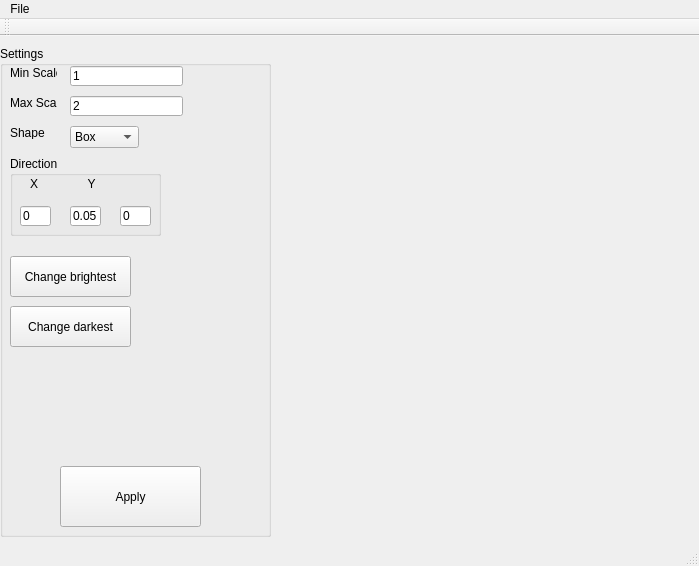
Before: the Qt Designer form EDITOR/mainwindow.ui in Mogitu/PSI, drawn with Qt 5.
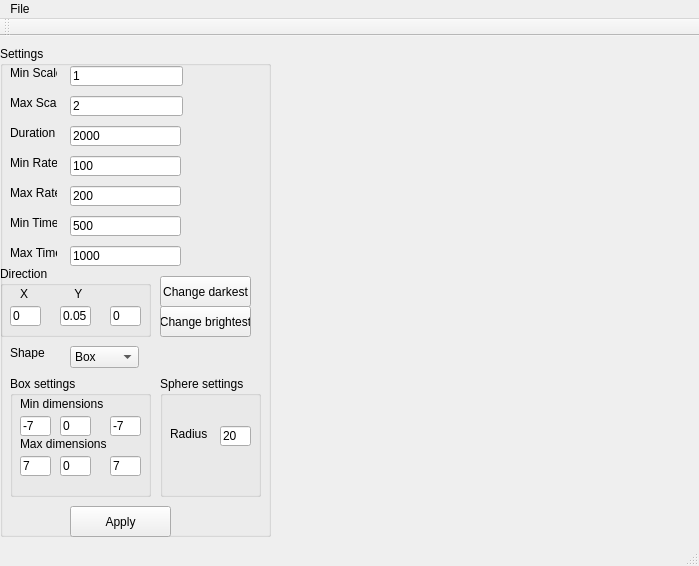
After: the same form once the commit is applied.

```diff
--- a/EDITOR/mainwindow.ui
+++ b/EDITOR/mainwindow.ui
@@ -67,10 +67,10 @@
     <widget class="QPushButton" name="ApplyAll">
      <property name="geometry">
       <rect>
-       <x>60</x>
-       <y>420</y>
-       <width>141</width>
-       <height>61</height>
+       <x>70</x>
+       <y>460</y>
+       <width>101</width>
+       <height>31</height>
       </rect>
      </property>
      <property name="text">
@@ -107,7 +107,7 @@
      <property name="geometry">
       <rect>
        <x>70</x>
-       <y>80</y>
+       <y>300</y>
        <width>69</width>
        <height>22</height>
       </rect>
@@ -132,7 +132,7 @@
      <property name="geometry">
       <rect>
        <x>10</x>
-       <y>80</y>
+       <y>300</y>
        <width>47</width>
        <height>13</height>
       </rect>
@@ -144,10 +144,10 @@
     <widget class="QPushButton" name="PickBrightest">
      <property name="geometry">
       <rect>
-       <x>10</x>
-       <y>210</y>
-       <width>121</width>
-       <height>41</height>
+       <x>160</x>
+       <y>260</y>
+       <width>91</width>
+       <height>31</height>
       </rect>
      </property>
      <property name="text">
@@ -157,10 +157,10 @@
     <widget class="QPushButton" name="PickDarkest">
      <property name="geometry">
       <rect>
-       <x>10</x>
-       <y>260</y>
-       <width>121</width>
-       <height>41</height>
+       <x>160</x>
+       <y>230</y>
+       <width>91</width>
+       <height>31</height>
       </rect>
      </property>
      <property name="text">
@@ -170,10 +170,10 @@
     <widget class="QGroupBox" name="groupBox">
      <property name="geometry">
       <rect>
-       <x>10</x>
-       <y>110</y>
+       <x>0</x>
+       <y>220</y>
        <width>151</width>
-       <height>80</height>
+       <height>71</height>
       </rect>
      </property>
      <property name="title">
@@ -183,7 +183,7 @@
       <property name="geometry">
        <rect>
         <x>10</x>
-        <y>50</y>
+        <y>40</y>
         <width>31</width>
         <height>20</height>
        </rect>
@@ -196,7 +196,7 @@
       <property name="geometry">
        <rect>
         <x>60</x>
-        <y>50</y>
+        <y>40</y>
         <width>31</width>
         <height>20</height>
        </rect>
@@ -209,7 +209,7 @@
       <property name="geometry">
        <rect>
         <x>110</x>
-        <y>50</y>
+        <y>40</y>
         <width>31</width>
         <height>20</height>
        </rect>
@@ -228,7 +228,308 @@
        </rect>
       </property>
       <property name="text">
-       <string>X               Y               Z</string>
+       <string>X              Y                Z</string>
+      </property>
+     </widget>
+    </widget>
+    <widget class="QLabel" name="labelDuration">
+     <property name="geometry">
+      <rect>
+       <x>10</x>
+       <y>80</y>
+       <width>47</width>
+       <height>13</height>
+      </rect>
+     </property>
+     <property name="text">
+      <string>Duration</string>
+     </property>
+    </widget>
+    <widget class="QLineEdit" name="lineDuration">
+     <property name="geometry">
+      <rect>
+       <x>70</x>
+       <y>80</y>
+       <width>111</width>
+       <height>20</height>
+      </rect>
+     </property>
+     <property name="toolTip">
+      <string>Biggest scale of particles</string>
+     </property>
+     <property name="text">
+      <string>2000</string>
+     </property>
+    </widget>
+    <widget class="QLineEdit" name="lineMinRate">
+     <property name="geometry">
+      <rect>
+       <x>70</x>
+       <y>110</y>
+       <width>111</width>
+       <height>20</height>
+      </rect>
+     </property>
+     <property name="toolTip">
+      <string>Biggest scale of particles</string>
+     </property>
+     <property name="text">
+      <string>100</string>
+     </property>
+    </widget>
+    <widget class="QLabel" name="labelMinRate">
+     <property name="geometry">
+      <rect>
+       <x>10</x>
+       <y>110</y>
+       <width>47</width>
+       <height>13</height>
+      </rect>
+     </property>
+     <property name="text">
+      <string>Min Rate</string>
+     </property>
+    </widget>
+    <widget class="QLineEdit" name="lineMaxRate">
+     <property name="geometry">
+      <rect>
+       <x>70</x>
+       <y>140</y>
+       <width>111</width>
+       <height>20</height>
+      </rect>
+     </property>
+     <property name="toolTip">
+      <string>Biggest scale of particles</string>
+     </property>
+     <property name="text">
+      <string>200</string>
+     </property>
+    </widget>
+    <widget class="QLabel" name="labelMaxRate">
+     <property name="geometry">
+      <rect>
+       <x>10</x>
+       <y>140</y>
+       <width>47</width>
+       <height>13</height>
+      </rect>
+     </property>
+     <property name="text">
+      <string>Max Rate</string>
+     </property>
+    </widget>
+    <widget class="QLineEdit" name="lineMinTime">
+     <property name="geometry">
+      <rect>
+       <x>70</x>
+       <y>170</y>
+       <width>111</width>
+       <height>20</height>
+      </rect>
+     </property>
+     <property name="toolTip">
+      <string>Biggest scale of particles</string>
+     </property>
+     <property name="text">
+      <string>500</string>
+     </property>
+    </widget>
+    <widget class="QLabel" name="labelMinTime">
+     <property name="geometry">
+      <rect>
+       <x>10</x>
+       <y>170</y>
+       <width>47</width>
+       <height>13</height>
+      </rect>
+     </property>
+     <property name="text">
+      <string>Min Time</string>
+     </property>
+    </widget>
+    <widget class="QLabel" name="labelMaxTime">
+     <property name="geometry">
+      <rect>
+       <x>10</x>
+       <y>200</y>
+       <width>47</width>
+       <height>13</height>
+      </rect>
+     </property>
+     <property name="text">
+      <string>Max Time</string>
+     </property>
+    </widget>
+    <widget class="QLineEdit" name="lineMaxTime">
+     <property name="geometry">
+      <rect>
+       <x>70</x>
+       <y>200</y>
+       <width>111</width>
+       <height>20</height>
+      </rect>
+     </property>
+     <property name="toolTip">
+      <string>Biggest scale of particles</string>
+     </property>
+     <property name="text">
+      <string>1000</string>
+     </property>
+    </widget>
+    <widget class="QGroupBox" name="groupBoxSettings">
+     <property name="geometry">
+      <rect>
+       <x>10</x>
+       <y>330</y>
+       <width>141</width>
+       <height>121</height>
+      </rect>
+     </property>
+     <property name="title">
+      <string>Box settings</string>
+     </property>
+     <widget class="QLabel" name="labelMinBoxDimension">
+      <property name="geometry">
+       <rect>
+        <x>10</x>
+        <y>20</y>
+        <width>91</width>
+        <height>16</height>
+       </rect>
+      </property>
+      <property name="text">
+       <string>Min dimensions</string>
+      </property>
+     </widget>
+     <widget class="QLabel" name="labelMaxBoxDimension">
+      <property name="geometry">
+       <rect>
+        <x>10</x>
+        <y>60</y>
+        <width>91</width>
+        <height>16</height>
+       </rect>
+      </property>
+      <property name="text">
+       <string>Max dimensions</string>
+      </property>
+     </widget>
+     <widget class="QLineEdit" name="lineMinBoxX">
+      <property name="geometry">
+       <rect>
+        <x>10</x>
+        <y>40</y>
+        <width>31</width>
+        <height>20</height>
+       </rect>
+      </property>
+      <property name="text">
+       <string>-7</string>
+      </property>
+     </widget>
+     <widget class="QLineEdit" name="lineMinBoxY">
+      <property name="geometry">
+       <rect>
+        <x>50</x>
+        <y>40</y>
+        <width>31</width>
+        <height>20</height>
+       </rect>
+      </property>
+      <property name="text">
+       <string>0</string>
+      </property>
+     </widget>
+     <widget class="QLineEdit" name="lineMinBoxZ">
+      <property name="geometry">
+       <rect>
+        <x>100</x>
+        <y>40</y>
+        <width>31</width>
+        <height>20</height>
+       </rect>
+      </property>
+      <property name="text">
+       <string>-7</string>
+      </property>
+     </widget>
+     <widget class="QLineEdit" name="lineMaxBoxZ">
+      <property name="geometry">
+       <rect>
+        <x>100</x>
+        <y>80</y>
+        <width>31</width>
+        <height>20</height>
+       </rect>
+      </property>
+      <property name="text">
+       <string>7</string>
+      </property>
+     </widget>
+     <widget class="QLineEdit" name="lineMaxBoxY">
+      <property name="geometry">
+       <rect>
+        <x>50</x>
+        <y>80</y>
+        <width>31</width>
+        <height>20</height>
+       </rect>
+      </property>
+      <property name="text">
+       <string>0</string>
+      </property>
+     </widget>
+     <widget class="QLineEdit" name="lineMaxBoxX">
+      <property name="geometry">
+       <rect>
+        <x>10</x>
+        <y>80</y>
+        <width>31</width>
+        <height>20</height>
+       </rect>
+      </property>
+      <property name="text">
+       <string>7</string>
+      </property>
+     </widget>
+    </widget>
+    <widget class="QGroupBox" name="groupSphereSettings">
+     <property name="geometry">
+      <rect>
+       <x>160</x>
+       <y>330</y>
+       <width>101</width>
+       <height>121</height>
+      </rect>
+     </property>
+     <property name="title">
+      <string>Sphere settings</string>
+     </property>
+     <widget class="QLineEdit" name="lineSpereRadius">
+      <property name="geometry">
+       <rect>
+        <x>60</x>
+        <y>50</y>
+        <width>31</width>
+        <height>20</height>
+       </rect>
+      </property>
+      <property name="text">
+       <string>20</string>
+      </property>
+     </widget>
+     <widget class="QLabel" name="labelSphereRadius">
+      <property name="geometry">
+       <rect>
+        <x>10</x>
+        <y>50</y>
+        <width>41</width>
+        <height>16</height>
+       </rect>
+      </property>
+      <property name="text">
+       <string>Radius</string>
       </property>
      </widget>
     </widget>
```
Left out of the diff: 21 changed lines with no effect on the pictures.
